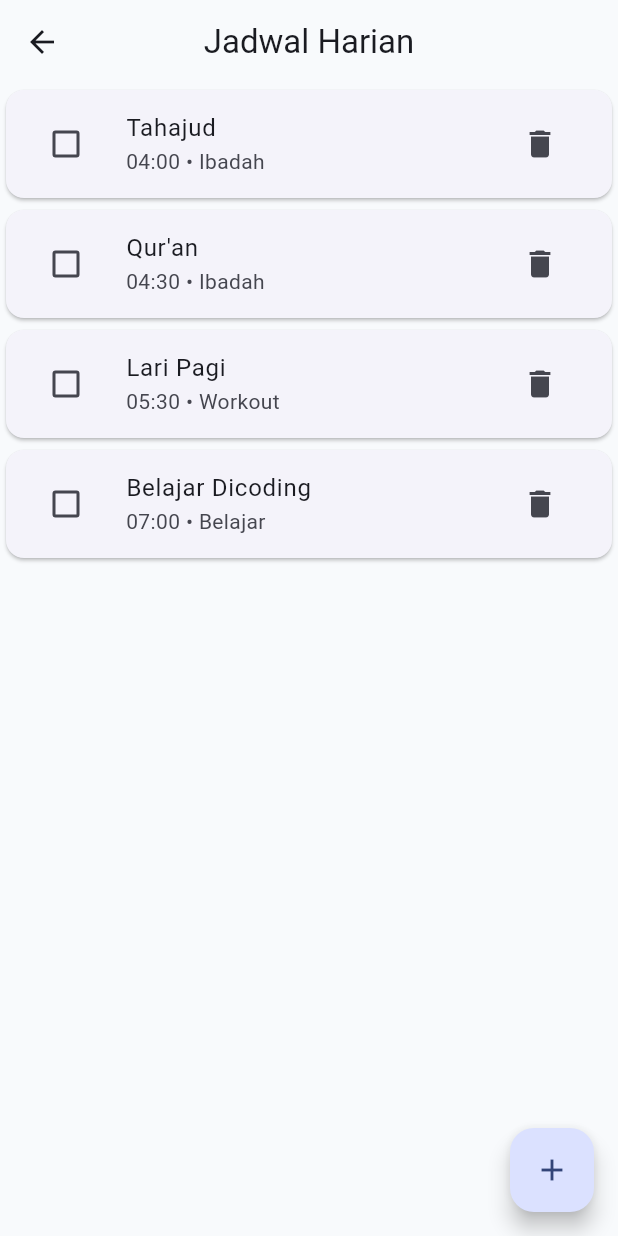
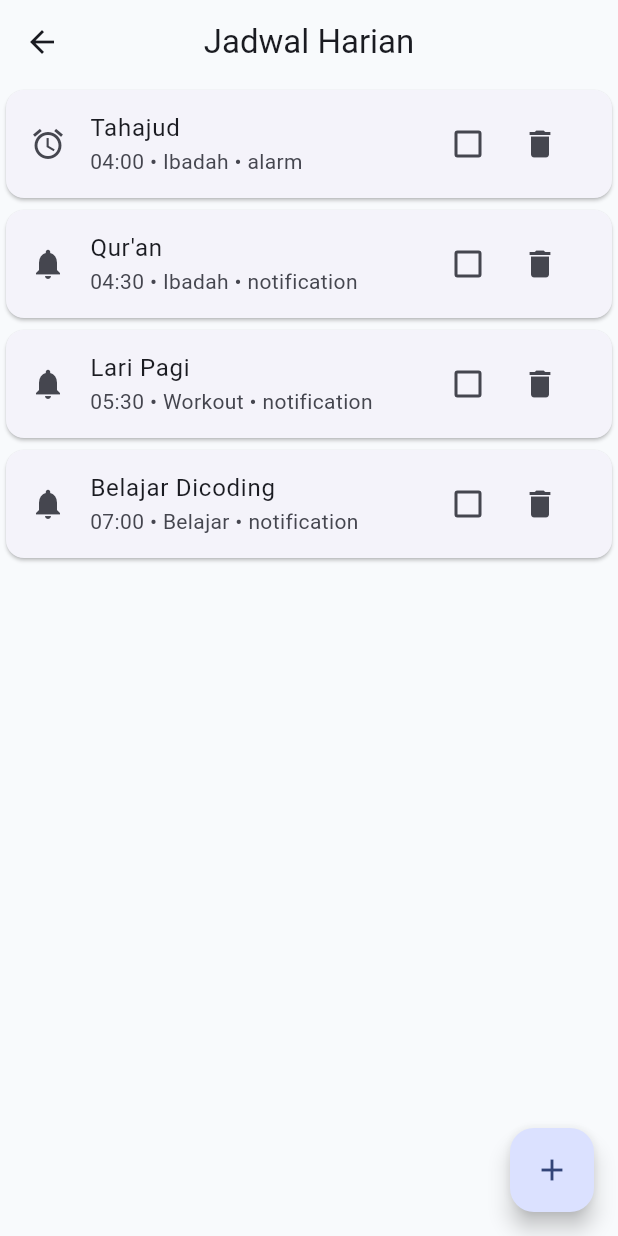
Before and after one commit to HanifAuliya/discipline-tracker, a Flutter app: the ScheduleScreen screen opened directly, on a phone screen of 412 x 824 dp. Run offline on Flutter 3.47's test engine with Material 3 defaults, Android fonts, the phone set to English and light mode, and no system bars; our stand-ins replace flutter_local_notifications, permission_handler, timezone.

Commit message:
feat: implement local notification system

```diff
--- /dev/null
+++ b/lib/config/ringtones.dart
@@ -0,0 +1,13 @@
+class Ringtones {
+  static const List<String> items = [
+    "default",
+
+    "adzan",
+
+    "bell",
+
+    "digital",
+
+    "nature",
+  ];
+}
--- a/lib/models/schedule_model.dart
+++ b/lib/models/schedule_model.dart
@@ -1,3 +1,5 @@
+enum ReminderMode { silent, notification, alarm }
+
 class ScheduleModel {
   String title;
 
@@ -7,7 +9,7 @@ class ScheduleModel {
 
   bool isDone;
 
-  bool notificationEnabled;
+  ReminderMode reminderMode;
 
   String ringtone;
 
@@ -16,7 +18,7 @@ class ScheduleModel {
     required this.time,
     required this.category,
     this.isDone = false,
-    this.notificationEnabled = true,
+    this.reminderMode = ReminderMode.notification,
     this.ringtone = "default",
   });
 }
--- a/lib/screens/schedule/schedule_screen.dart
+++ b/lib/screens/schedule/schedule_screen.dart
@@ -16,7 +16,6 @@ class _ScheduleScreenState extends State<ScheduleScreen> {
   @override
   void initState() {
     super.initState();
-
     schedules = ScheduleService().getDefaultSchedules();
   }
 
@@ -24,6 +23,17 @@ class _ScheduleScreenState extends State<ScheduleScreen> {
     setState(() {
       schedules.removeAt(index);
     });
+  }
+
+  IconData getReminderIcon(ReminderMode mode) {
+    switch (mode) {
+      case ReminderMode.silent:
+        return Icons.volume_off;
+      case ReminderMode.notification:
+        return Icons.notifications;
+      case ReminderMode.alarm:
+        return Icons.alarm;
+    }
   }
 
   @override
@@ -38,30 +48,35 @@ class _ScheduleScreenState extends State<ScheduleScreen> {
 
       body: ListView.builder(
         itemCount: schedules.length,
-
         itemBuilder: (_, index) {
           final item = schedules[index];
 
           return Card(
             child: ListTile(
-              leading: Checkbox(
-                value: item.isDone,
-                onChanged: (value) {
-                  setState(() {
-                    item.isDone = value ?? false;
-                  });
-                },
-              ),
+              leading: Icon(getReminderIcon(item.reminderMode)),
 
               title: Text(item.title),
 
-              subtitle: Text("${item.time} • ${item.category}"),
+              subtitle: Text(
+                "${item.time} • ${item.category} • ${item.reminderMode.name}",
+              ),
 
-              trailing: IconButton(
-                icon: const Icon(Icons.delete),
-                onPressed: () {
-                  deleteSchedule(index);
-                },
+              trailing: Row(
+                mainAxisSize: MainAxisSize.min,
+                children: [
+                  Checkbox(
+                    value: item.isDone,
+                    onChanged: (value) {
+                      setState(() {
+                        item.isDone = value ?? false;
+                      });
+                    },
+                  ),
+                  IconButton(
+                    icon: const Icon(Icons.delete),
+                    onPressed: () => deleteSchedule(index),
+                  ),
+                ],
               ),
             ),
           );
--- a/lib/services/schedule_service.dart
+++ b/lib/services/schedule_service.dart
@@ -3,7 +3,13 @@ import '../models/schedule_model.dart';
 class ScheduleService {
   List<ScheduleModel> getDefaultSchedules() {
     return [
-      ScheduleModel(title: "Tahajud", time: "04:00", category: "Ibadah"),
+      ScheduleModel(
+        title: "Tahajud",
+        time: "04:00",
+        category: "Ibadah",
+        reminderMode: ReminderMode.alarm,
+        ringtone: "adzan",
+      ),
 
       ScheduleModel(title: "Qur'an", time: "04:30", category: "Ibadah"),
 
@@ -13,6 +19,7 @@ class ScheduleService {
         title: "Belajar Dicoding",
         time: "07:00",
         category: "Belajar",
+        reminderMode: ReminderMode.notification,
       ),
     ];
   }
```
